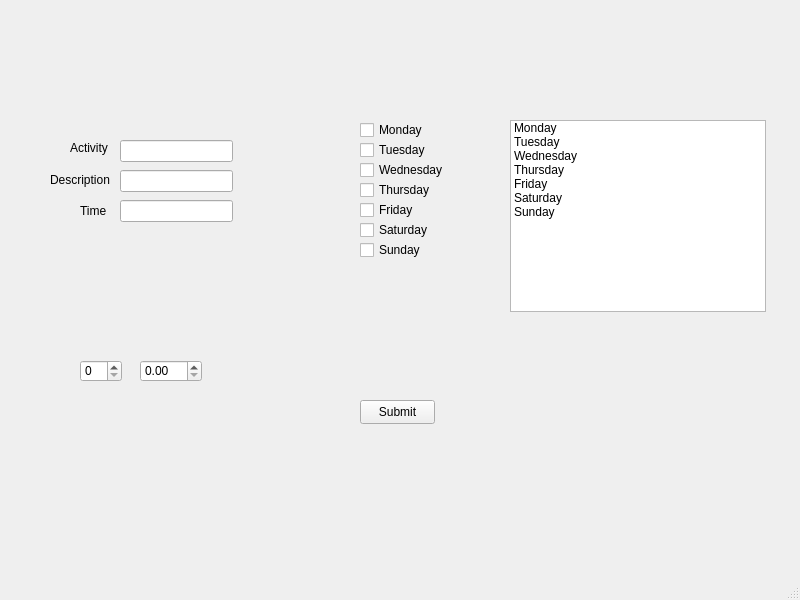
First picture: the form in untitled.ui, repository parrishstefan/Autoscheduler-Rough-362, before the edit.
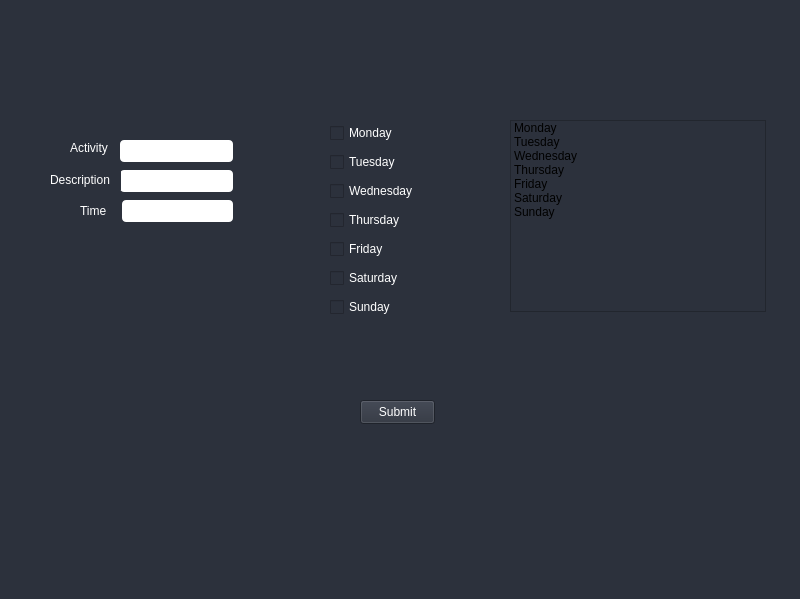
Second picture: the form after the edit.

```diff
--- a/untitled.ui
+++ b/untitled.ui
@@ -7,12 +7,15 @@
     <x>0</x>
     <y>0</y>
     <width>800</width>
-    <height>600</height>
+    <height>599</height>
    </rect>
   </property>
   <property name="windowTitle">
    <string>MainWindow</string>
   </property>
+  <property name="styleSheet">
+   <string notr="true">background-color: rgb(44, 49, 60);</string>
+  </property>
   <widget class="QWidget" name="centralwidget">
    <widget class="QPushButton" name="submitButton">
     <property name="geometry">
@@ -23,6 +26,9 @@
       <height>24</height>
      </rect>
     </property>
+    <property name="styleSheet">
+     <string notr="true">color: rgb(255, 255, 255);</string>
+    </property>
     <property name="text">
      <string>Submit</string>
     </property>
@@ -36,6 +42,10 @@
       <height>22</height>
      </rect>
     </property>
+    <property name="styleSheet">
+     <string notr="true">background-color: rgb(255, 255, 255);
+border-radius:4px;</string>
+    </property>
    </widget>
    <widget class="QLineEdit" name="descriptionLineEdit">
     <property name="geometry">
@@ -46,28 +56,23 @@
       <height>22</height>
      </rect>
     </property>
+    <property name="styleSheet">
+     <string notr="true">background-color: rgb(255, 255, 255);
+border-radius:4px;</string>
+    </property>
    </widget>
    <widget class="QLineEdit" name="timeLineEdit">
     <property name="geometry">
      <rect>
-      <x>120</x>
+      <x>122</x>
       <y>200</y>
-      <width>113</width>
+      <width>111</width>
       <height>22</height>
      </rect>
     </property>
-   </widget>
-   <widget class="QCheckBox" name="mondayBox">
-    <property name="geometry">
-     <rect>
-      <x>360</x>
-      <y>120</y>
-      <width>76</width>
-      <height>20</height>
-     </rect>
-    </property>
-    <property name="text">
-     <string>Monday</string>
+    <property name="styleSheet">
+     <string notr="true">background-color: rgb(255, 255, 255);
+border-radius:4px;</string>
     </property>
    </widget>
    <widget class="QListWidget" name="listWidget">
@@ -115,84 +120,6 @@
      </property>
     </item>
    </widget>
-   <widget class="QCheckBox" name="tuesdayBox">
-    <property name="geometry">
-     <rect>
-      <x>360</x>
-      <y>140</y>
-      <width>76</width>
-      <height>20</height>
-     </rect>
-    </property>
-    <property name="text">
-     <string>Tuesday</string>
-    </property>
-   </widget>
-   <widget class="QCheckBox" name="thursdayBox">
-    <property name="geometry">
-     <rect>
-      <x>360</x>
-      <y>180</y>
-      <width>76</width>
-      <height>20</height>
-     </rect>
-    </property>
-    <property name="text">
-     <string>Thursday</string>
-    </property>
-   </widget>
-   <widget class="QCheckBox" name="wednesdayBox">
-    <property name="geometry">
-     <rect>
-      <x>360</x>
-      <y>160</y>
-      <width>101</width>
-      <height>20</height>
-     </rect>
-    </property>
-    <property name="text">
-     <string>Wednesday</string>
-    </property>
-   </widget>
-   <widget class="QCheckBox" name="fridayBox">
-    <property name="geometry">
-     <rect>
-      <x>360</x>
-      <y>200</y>
-      <width>76</width>
-      <height>20</height>
-     </rect>
-    </property>
-    <property name="text">
-     <string>Friday</string>
-    </property>
-   </widget>
-   <widget class="QCheckBox" name="sundayBox">
-    <property name="geometry">
-     <rect>
-      <x>360</x>
-      <y>240</y>
-      <width>76</width>
-      <height>20</height>
-     </rect>
-    </property>
-    <property name="text">
-     <string>Sunday</string>
-    </property>
-   </widget>
-   <widget class="QCheckBox" name="saturdayBox">
-    <property name="geometry">
-     <rect>
-      <x>360</x>
-      <y>220</y>
-      <width>76</width>
-      <height>20</height>
-     </rect>
-    </property>
-    <property name="text">
-     <string>Saturday</string>
-    </property>
-   </widget>
    <widget class="QLabel" name="label">
     <property name="geometry">
      <rect>
@@ -202,6 +129,9 @@
       <height>16</height>
      </rect>
     </property>
+    <property name="styleSheet">
+     <string notr="true">color: rgb(255, 255, 255);</string>
+    </property>
     <property name="text">
      <string>Activity</string>
     </property>
@@ -215,6 +145,9 @@
       <height>20</height>
      </rect>
     </property>
+    <property name="styleSheet">
+     <string notr="true">color: rgb(255, 255, 255);</string>
+    </property>
     <property name="text">
      <string>Description</string>
     </property>
@@ -224,33 +157,101 @@
      <rect>
       <x>80</x>
       <y>200</y>
-      <width>49</width>
+      <width>41</width>
       <height>21</height>
      </rect>
     </property>
+    <property name="styleSheet">
+     <string notr="true">color: rgb(255, 255, 255);</string>
+    </property>
     <property name="text">
      <string>Time</string>
     </property>
    </widget>
-   <widget class="QDoubleSpinBox" name="doubleSpinBox">
+   <widget class="QWidget" name="verticalLayoutWidget">
     <property name="geometry">
      <rect>
-      <x>140</x>
-      <y>360</y>
-      <width>62</width>
-      <height>22</height>
+      <x>330</x>
+      <y>120</y>
+      <width>160</width>
+      <height>201</height>
      </rect>
     </property>
-   </widget>
-   <widget class="QSpinBox" name="spinBox">
-    <property name="geometry">
-     <rect>
-      <x>80</x>
-      <y>360</y>
-      <width>42</width>
-      <height>22</height>
-     </rect>
+    <property name="styleSheet">
+     <string notr="true">color: rgb(255, 255, 255);</string>
     </property>
+    <layout class="QVBoxLayout" name="verticalLayout">
+     <item>
+      <widget class="QCheckBox" name="mondayBox">
+       <property name="styleSheet">
+        <string notr="true">color: rgb(255, 255, 255);</string>
+       </property>
+       <property name="text">
+        <string>Monday</string>
+       </property>
+      </widget>
+     </item>
+     <item>
+      <widget class="QCheckBox" name="tuesdayBox">
+       <property name="styleSheet">
+        <string notr="true">color: rgb(255, 255, 255);</string>
+       </property>
+       <property name="text">
+        <string>Tuesday</string>
+       </property>
+      </widget>
+     </item>
+     <item>
+      <widget class="QCheckBox" name="wednesdayBox">
+       <property name="styleSheet">
+        <string notr="true">color: rgb(255, 255, 255);</string>
+       </property>
+       <property name="text">
+        <string>Wednesday</string>
+       </property>
+      </widget>
+     </item>
+     <item>
+      <widget class="QCheckBox" name="thursdayBox">
+       <property name="styleSheet">
+        <string notr="true">color: rgb(255, 255, 255);</string>
+       </property>
+       <property name="text">
+        <string>Thursday</string>
+       </property>
+      </widget>
+     </item>
+     <item>
+      <widget class="QCheckBox" name="fridayBox">
+       <property name="styleSheet">
+        <string notr="true">color: rgb(255, 255, 255);</string>
+       </property>
+       <property name="text">
+        <string>Friday</string>
+       </property>
+      </widget>
+     </item>
+     <item>
+      <widget class="QCheckBox" name="saturdayBox">
+       <property name="styleSheet">
+        <string notr="true">color: rgb(255, 255, 255);</string>
+       </property>
+       <property name="text">
+        <string>Saturday</string>
+       </property>
+      </widget>
+     </item>
+     <item>
+      <widget class="QCheckBox" name="sundayBox">
+       <property name="styleSheet">
+        <string notr="true">color: rgb(255, 255, 255);</string>
+       </property>
+       <property name="text">
+        <string>Sunday</string>
+       </property>
+      </widget>
+     </item>
+    </layout>
    </widget>
   </widget>
   <widget class="QMenuBar" name="menubar">
```
Left out of the diff: 4 changed lines with no effect on the pictures.
